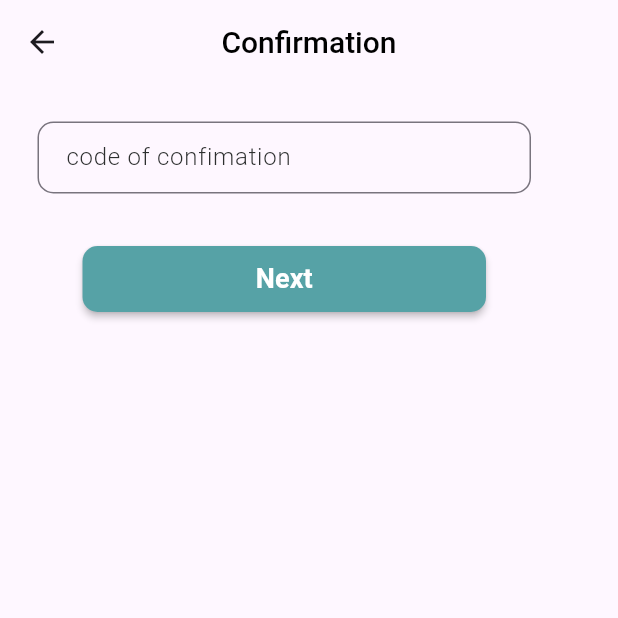
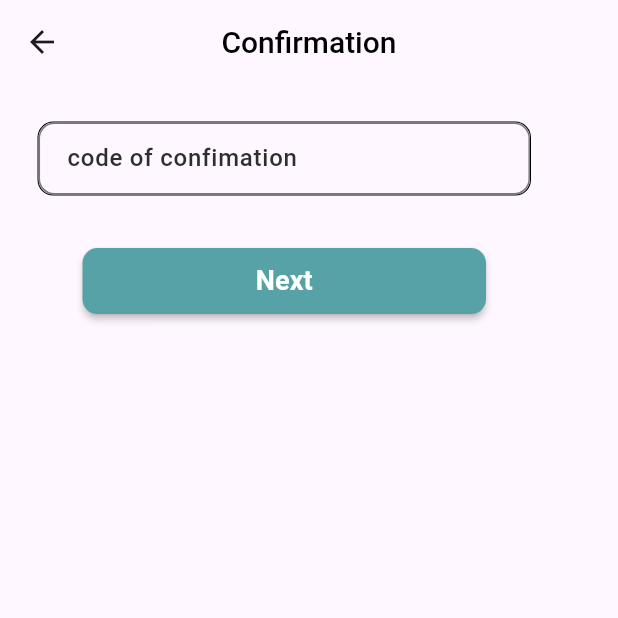
Before and after one commit to Rostomgh/MediDose-App, a Flutter app: the ConformationPasswordP screen opened by its route, on a phone screen of 412 x 824 dp, the top half of it. Run offline on Flutter 3.47's test engine with Material 3 defaults, Android fonts, the phone set to English and light mode, and no system bars; our stand-ins replace animated_splash_screen, bloc, dio, eva_icons_flutter, flutter_bloc, flutter_svg and 3 more.

Commit message:
change border

```diff
--- a/lib/core/Widgets/CustomInput.dart
+++ b/lib/core/Widgets/CustomInput.dart
@@ -19,8 +19,12 @@ class CustomInput extends StatelessWidget {
   Widget build(BuildContext context) {
     return Padding(
       padding: const EdgeInsets.all(7.0),
-      child: SizedBox(
+      child: Container(
         width: 329,
+        decoration: BoxDecoration(
+          border: Border.all(width: 0.7),
+            borderRadius: BorderRadius.circular(10.57),
+        ),
         child: TextFormField(
           keyboardType:keyboardType ,
           obscureText: obc,
@@ -29,12 +33,13 @@ class CustomInput extends StatelessWidget {
           textInputAction: TextInputAction.next,
           decoration: InputDecoration(
             border: OutlineInputBorder(
+
               borderRadius: BorderRadius.circular(10.57),
             ),
             contentPadding:
                 const EdgeInsets.symmetric(horizontal: 15, vertical: 8),
             hintText: hint,
-            hintStyle: TextStyle(color: AppColors.textcolor,fontWeight: FontWeight.w300),
+            hintStyle: TextStyle(color: AppColors.textcolor,fontWeight: FontWeight.w500),
           ),
         ),
       ),
```
